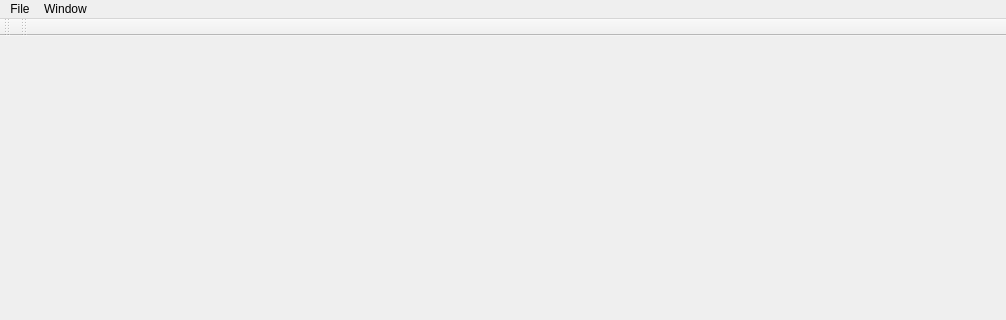
Old version of the form TerrainEditor/MainWindow.ui in the repository gnishida/StreetDesigner; both pictures show x 0 to 1006 and y 0 to 320 of the 1006 by 800 pixel window.
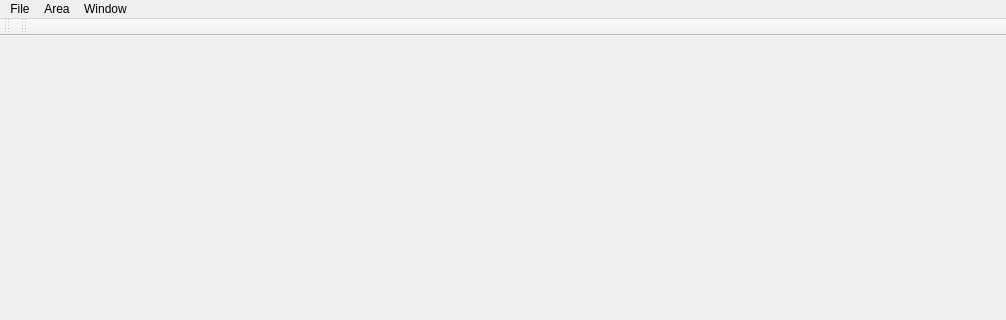
New version of the form. Icons and pictures are not drawn.

Patch:
```diff
--- a/TerrainEditor/MainWindow.ui
+++ b/TerrainEditor/MainWindow.ui
@@ -45,7 +45,14 @@
     </property>
     <addaction name="actionControlWidget"/>
    </widget>
+   <widget class="QMenu" name="menuArea">
+    <property name="title">
+     <string>Area</string>
+    </property>
+    <addaction name="actionAreaCreate"/>
+   </widget>
    <addaction name="menuFile"/>
+   <addaction name="menuArea"/>
    <addaction name="menuWindow"/>
   </widget>
   <widget class="QToolBar" name="fileToolBar">
```
Left out of the diff: 50 changed lines with no effect on the pictures.
